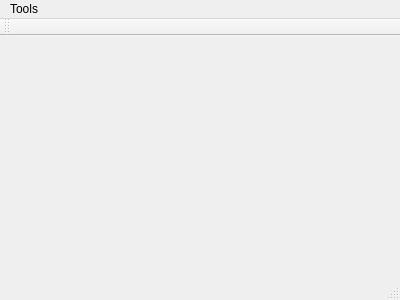
This is backup/mainwindow.ui in Jyang772/Unturned_Editor as Qt 5 draws it before an edit. The edited form follows.
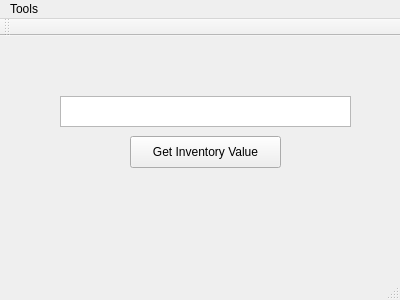
This is the edited form.

Diff of the .ui file:
```diff
--- a/backup/mainwindow.ui
+++ b/backup/mainwindow.ui
@@ -13,7 +13,31 @@
   <property name="windowTitle">
    <string>MainWindow</string>
   </property>
-  <widget class="QWidget" name="centralWidget"/>
+  <widget class="QWidget" name="centralWidget">
+   <widget class="QPushButton" name="pushButton">
+    <property name="geometry">
+     <rect>
+      <x>130</x>
+      <y>100</y>
+      <width>151</width>
+      <height>32</height>
+     </rect>
+    </property>
+    <property name="text">
+     <string>Get Inventory Value</string>
+    </property>
+   </widget>
+   <widget class="QTextBrowser" name="textBrowser">
+    <property name="geometry">
+     <rect>
+      <x>60</x>
+      <y>60</y>
+      <width>291</width>
+      <height>31</height>
+     </rect>
+    </property>
+   </widget>
+  </widget>
   <widget class="QMenuBar" name="menuBar">
    <property name="geometry">
     <rect>
```
Left out of the diff: 2 changed lines with no effect on the pictures.
